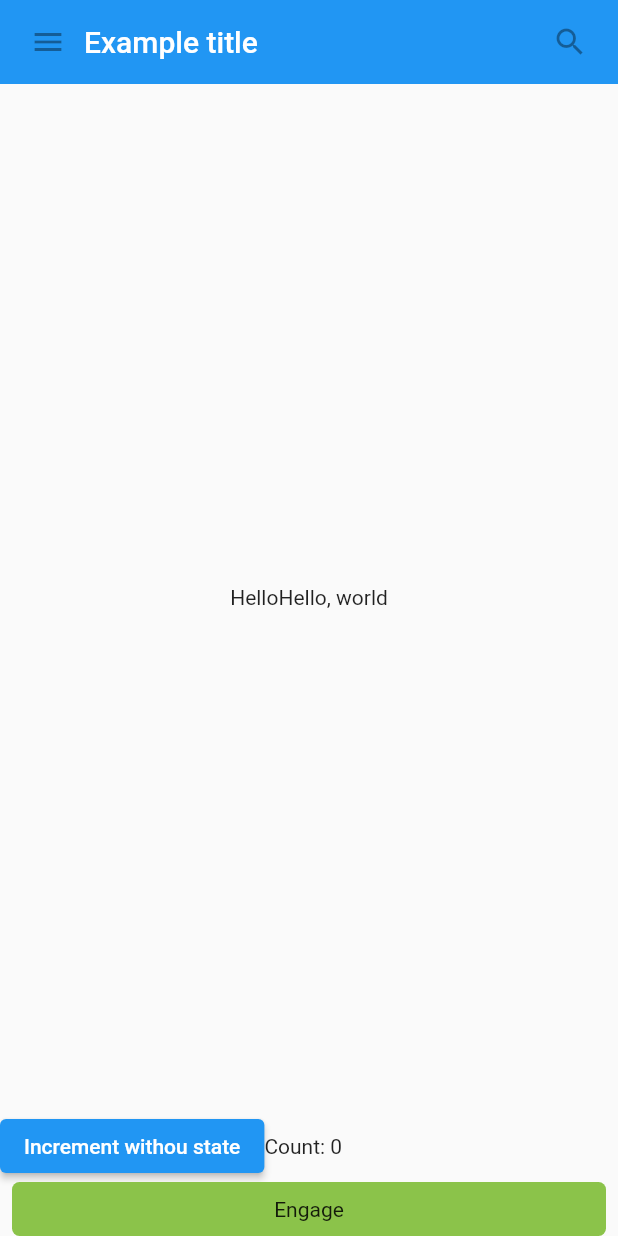
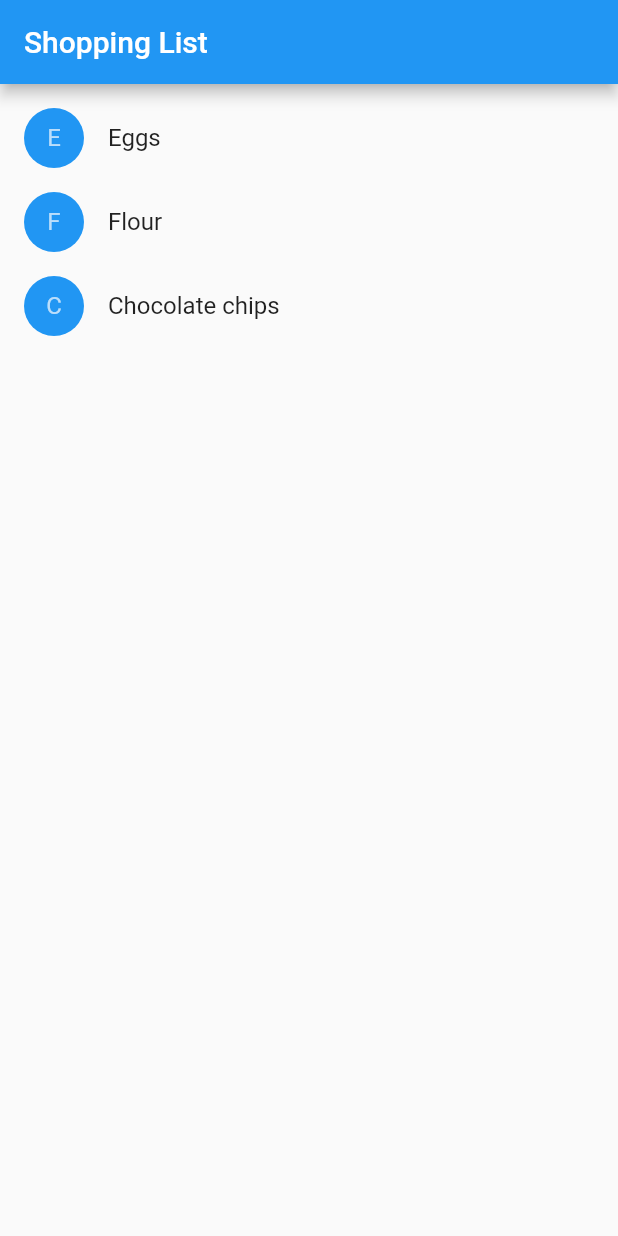
Before and after one commit to niwa-niwa/lesson-flutter, a Flutter app: the screen it shows after launch, on a phone screen of 412 x 824 dp. Run offline on Flutter 3.47's test engine with Material 2 defaults, Android fonts, the phone set to English and light mode, and no system bars.

Commit message:
made shoppinglist

```diff
--- a/lib/main.dart
+++ b/lib/main.dart
@@ -1,149 +1,103 @@
 import 'package:flutter/material.dart';
 
-void main() {
-  runApp(MaterialApp(
-    title: 'My app',
-    home: SafeArea(
-      child: MyScaffold(),
-    ),
-  ));
+
+class Product {
+  const Product({this.name});
+  final String name;
+}
+
+typedef void CartChangedCallback(Product product, bool inCart);
+
+class ShoppingListItem extends StatelessWidget{
+
+  ShoppingListItem({this.product, this.inCart, this.onCartChanged})
+    : super(key: ObjectKey(product));
+
+    final Product product;
+    final bool inCart;
+    final CartChangedCallback onCartChanged;
+
+    Color _getColor(BuildContext context){
+      return inCart ? Colors.black54 : Theme.of(context).primaryColor;
+    }
+
+    TextStyle _getTextStyle(BuildContext context){
+      if (!inCart) return null;
+
+      return TextStyle(
+        color: Colors.black54,
+        decoration: TextDecoration.lineThrough,
+      );
+    }
+
+    @override
+    Widget build(BuildContext context){
+      return ListTile(
+        onTap:(){
+          onCartChanged(product, inCart);
+        },
+        leading: CircleAvatar(
+          backgroundColor: _getColor(context),
+          child: Text(product.name[0]),
+        ),
+        title: Text(product.name, style: _getTextStyle(context)),
+      );
+    }
 }
 
 
-class MyScaffold extends StatelessWidget {
+class ShoppingList extends StatefulWidget{
+  ShoppingList({Key key, this.products}) : super(key: key);
+
+  final List<Product> products;
+
+  @override
+  _ShoppingListState createState() => _ShoppingListState();
+}
+
+
+class _ShoppingListState extends State<ShoppingList>{
+  Set<Product> _shoppingCart = Set<Product>();
+
+  void _handleCartChanged(Product product, bool inCart){
+    setState((){
+      if (!inCart)
+        _shoppingCart.add(product);
+      else
+        _shoppingCart.remove(product);
+    });
+  }
+
   @override
   Widget build(BuildContext context){
-    return Material(
-      child: Column(
-        children: <Widget>[
-          MyAppBar(
-            title: Text(
-              'Example title',
-              style: Theme.of(context).primaryTextTheme.headline6,
-            ),
-          ),
-          Expanded(
-            child: Center(
-              child: Text('HelloHello, world'),
-            ),
-          ),
-          Counter(),
-          MyButton(),
-
-        ],
+    return Scaffold(
+      appBar: AppBar(
+        title: Text('Shopping List'),
+      ),
+      body: ListView(
+        padding: EdgeInsets.symmetric(vertical: 8.0),
+        children: widget.products.map((Product product){
+          return ShoppingListItem(
+            product: product,
+            inCart: _shoppingCart.contains(product),
+            onCartChanged: _handleCartChanged,
+          );
+        }).toList(),
       ),
     );
   }
 }
 
 
-class MyAppBar extends StatelessWidget{
-  MyAppBar({this.title});
-
-  final Widget title;
-
-  @override
-  Widget build(BuildContext context){
-    return Container(
-      height:56.0,
-      padding: const EdgeInsets.symmetric(horizontal: 8.0),
-      decoration: BoxDecoration(color: Colors.blue[500]),
-      child: Row(
-        children:<Widget>[
-          IconButton(
-            icon: Icon(Icons.menu),
-            tooltip:  'Navigation menu',
-            onPressed: null,
-          ),
-
-          Expanded(
-            child: title,
-          ),
-          IconButton(
-            icon: Icon(Icons.search),
-            tooltip: 'Search',
-            onPressed: null,
-          ),
-        ],
-      ),
-    );
-  }
+void main() {
+  runApp(MaterialApp(
+    title: 'Shopping App',
+    home: ShoppingList(
+      products: <Product>[
+        Product(name: 'Eggs'),
+        Product(name: 'Flour'),
+        Product(name: 'Chocolate chips'),
+      ],
+    ),
+  ));
 }
-
-
-class MyButton extends StatelessWidget{
-  @override
-  Widget build(BuildContext context){
-    return GestureDetector(
-      onTap: () {
-        print('MyButton was Tapped!');
-      },
-      child: Container(
-        height: 36.0,
-        padding: const EdgeInsets.all(8.0),
-        margin: const EdgeInsets.symmetric(horizontal:8.0),
-        decoration: BoxDecoration(
-          borderRadius: BorderRadius.circular(5.0),
-          color: Colors.lightGreen[500],
-        ),
-        child: Center(
-          child: Text('Engage'),
-        ),
-      ),
-    );
-  }
-}
-
-
-class CounterDisplay extends StatelessWidget{
-  CounterDisplay({this.count});
-
-  final int count;
-
-  @override
-  Widget build(BuildContext context){
-    return Text('Count: $count');
-  }
-}
-
-
-class CounterIncrementor extends StatelessWidget{
-  CounterIncrementor({this.onPressed});
-
-  final VoidCallback onPressed;
-
-  @override
-  Widget build(BuildContext context){
-    return ElevatedButton(
-      onPressed: onPressed,
-      child: Text('Increment withou state'),
-    );
-  }
-}
-
-
-class Counter extends StatefulWidget{
-  @override
-  _CounterState createState() => _CounterState();
-}
-
-
-class _CounterState extends State<Counter>{
-  int _counter = 0;
-
-  void _increment(){
-    setState((){
-      ++_counter;
-    });
-  }
-
-  @override
-  Widget build(BuildContext context){
-    return Row(
-      children: <Widget>[
-        CounterIncrementor(onPressed: _increment),
-        CounterDisplay(count: _counter),
-      ],
-    );
-  }
-}
```
